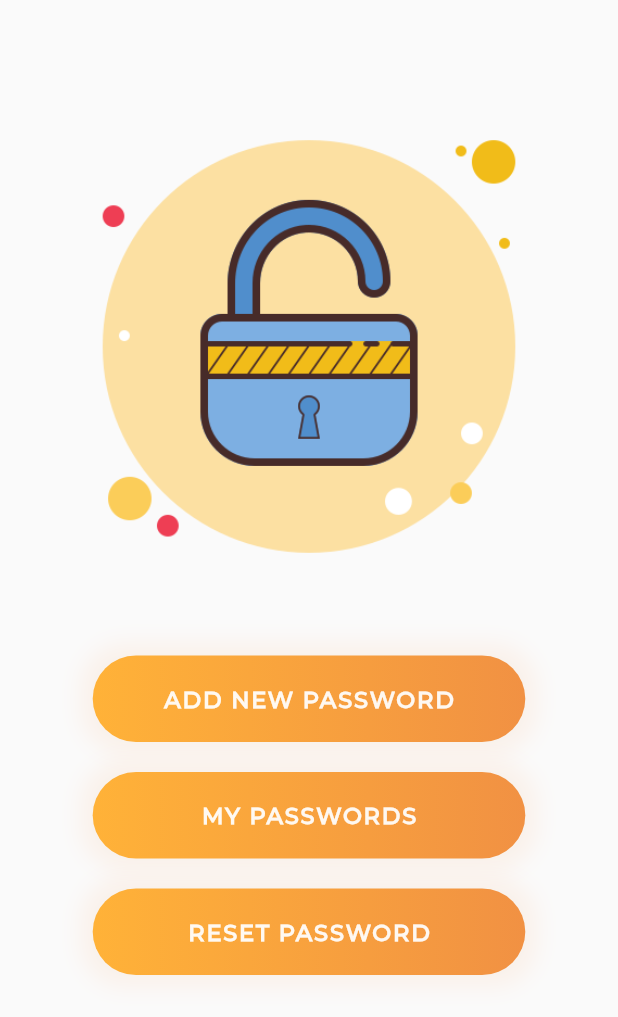
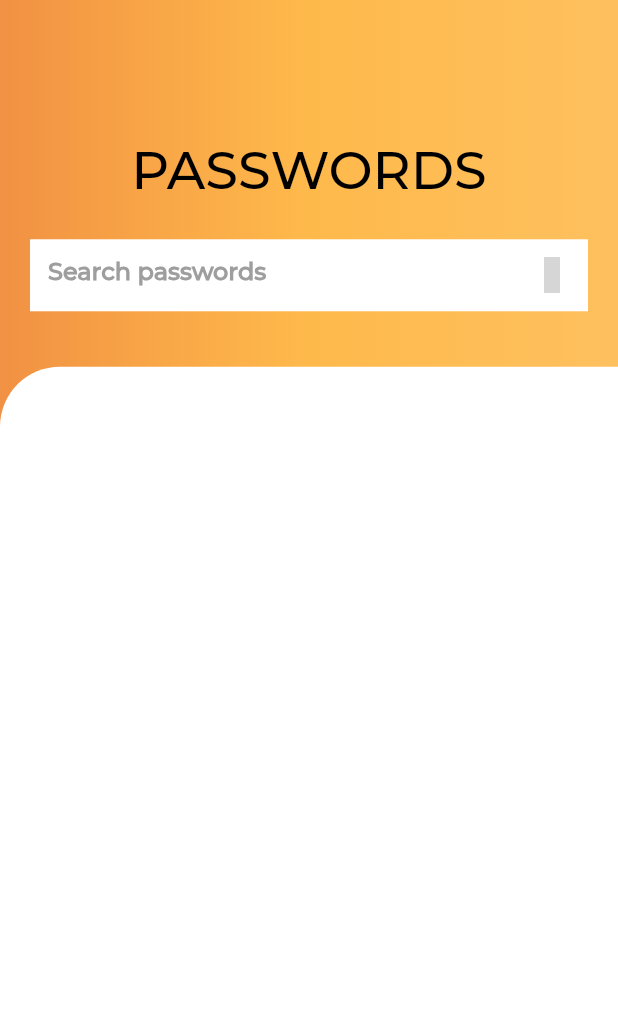
Before and after one commit to SaskarKhadka/Password-Manager, a Flutter app: the screen it shows after launch, after a tap on "MY PASSWORDS", on a phone screen of 412 x 824 dp. Shown: the top 1017 px of the screen. Run offline on Flutter 3.47's test engine with Material 2 defaults, Android fonts, the light colour scheme and no system bars; our stand-ins replace eva_icons_flutter, hive, hive_flutter; accounts and stored records are empty; grey boxes are pictures that could not be loaded.

Commit message:
added database

```diff
--- /dev/null
+++ b/lib/database/databaseHandler.dart
@@ -0,0 +1,18 @@
+import 'package:hive/hive.dart';
+
+class DatabaseHandler {
+  // static late Box box;
+
+  static Box get getBox {
+    return Hive.box("userData");
+  }
+
+  static addData(Map data) {
+    final box = getBox;
+    box.put(data["website"], [data]);
+  }
+
+  static getData(String key) {}
+  static updateData(Map data) {}
+  static removeData(Map data) {}
+}
--- a/lib/main.dart
+++ b/lib/main.dart
@@ -1,9 +1,14 @@
 import 'package:flutter/material.dart';
 import 'package:password_manager/addNewPassword.dart';
-import 'package:password_manager/customButton.dart';
+import 'package:hive/hive.dart';
+import 'package:hive_flutter/hive_flutter.dart';
+import 'package:password_manager/database/databaseHandler.dart';
 import 'welcomeScreen.dart';
 
-void main() {
+void main() async {
+  WidgetsFlutterBinding.ensureInitialized();
+  await Hive.initFlutter();
+  await Hive.openBox("userData");
   runApp(PasswordManager());
 }
 
--- a/lib/myPasswords.dart
+++ b/lib/myPasswords.dart
@@ -0,0 +1,279 @@
+import 'package:eva_icons_flutter/eva_icons_flutter.dart';
+import 'package:flutter/material.dart';
+import 'package:flutter/services.dart';
+import 'package:password_manager/database/databaseHandler.dart';
+import 'package:hive_flutter/hive_flutter.dart';
+
+class MyPasswords extends StatefulWidget {
+  const MyPasswords({Key? key}) : super(key: key);
+
+  @override
+  _MyPasswordsState createState() => _MyPasswordsState();
+}
+
+class _MyPasswordsState extends State<MyPasswords> {
+  @override
+  Widget build(BuildContext context) {
+    Size size = MediaQuery.of(context).size;
+    return Scaffold(
+      // appBar: AppBar(
+      //   shadowColor: Colors.transparent,
+      //   title: Text(
+      //     "PASSWORDS",
+      //     textAlign: TextAlign.center,
+      //     style: TextStyle(
+      //       fontSize: 30.0,
+      //       fontFamily: "Montserrat",
+      //       color: Colors.black,
+      //     ),
+      //   ),
+      //   toolbarHeight: 60,
+      //   centerTitle: true,
+      //   // backgroundColor: Color(0xffFCA33B),
+      //   backgroundColor: Colors.transparent,
+      // ),
+      // backgroundColor: Color(0xffFFB238),
+      // backgroundColor: Color(0xff0d0907),
+      // body: Stack(
+      //   children: [
+      body: Container(
+        decoration: BoxDecoration(
+          gradient: LinearGradient(colors: [
+            Color(0xffF19143),
+            // Color(0xffFFB238),
+            Color(0xffFFB238).withOpacity(0.9),
+            Color(0xffFFB238).withOpacity(0.8),
+          ]),
+        ),
+        child: Column(
+          children: [
+            Container(
+              padding: EdgeInsets.only(
+                top: 30.0,
+                bottom: 20.0,
+                left: 20.0,
+                right: 20.0,
+              ),
+              margin: EdgeInsets.only(
+                top: size.height * 0.075,
+              ),
+              // color: Color(),
+              child: Column(
+                mainAxisAlignment: MainAxisAlignment.start,
+                crossAxisAlignment: CrossAxisAlignment.center,
+                children: [
+                  Text(
+                    "PASSWORDS",
+                    // textAlign: TextAlign.center,
+                    style: TextStyle(
+                      fontSize: 35.0,
+                      fontFamily: "Montserrat",
+                      // color: Color(0xffFCA33B),
+                      color: Colors.black,
+                    ),
+                  ),
+                  // Hero(
+                  //   tag: "mainLogo",
+                  //   child: Image.asset(
+                  //     "images/lock2.png",
+                  //     height: size.height * 0.2,
+                  //     width: size.width * 0.4,
+                  //   ),
+                  // ),
+                  SizedBox(
+                    height: size.height * 0.03,
+                  ),
+                  Container(
+                    height: 55,
+                    child: TextField(
+                      style: TextStyle(
+                        fontSize: 16.0,
+                        fontWeight: FontWeight.w700,
+                        fontFamily: 'Montserrat',
+                        color: Colors.black,
+                      ),
+                      cursorColor: Colors.black,
+                      decoration: InputDecoration(
+                        hintText: "Search passwords",
+                        hintStyle: TextStyle(
+                          color: Colors.grey,
+                        ),
+                        filled: true,
+                        fillColor: Colors.white,
+                        suffixIcon: GestureDetector(
+                          onTap: () {},
+                          child: Padding(
+                            padding: const EdgeInsets.all(8.0),
+                            child: Icon(
+                              EvaIcons.search,
+                              // color: Color(0xffFCA33B),
+                              color: Colors.black,
+                            ),
+                          ),
+                        ),
+                        border: InputBorder.none,
+                        // focusedBorder: OutlineInputBorder(
+                        //   borderRadius: BorderRadius.circular(10.0),
+                        //   borderSide: BorderSide(
+                        //     // color: Color(0xffFCA33B),
+                        //     color: Colors.black,
+                        //     width: 2.0,
+                        //     style: BorderStyle.none,
+                        //   ),
+                        // ),
+                        // enabledBorder: OutlineInputBorder(
+                        //   borderRadius: BorderRadius.circular(10.0),
+                        //   borderSide: BorderSide(
+                        //     // color: Color(0xffFCA33B),
+                        //     color: Colors.black,
+                        //     width: 1.5,
+                        //     style: BorderStyle.none,
+                        //   ),
+                        // ),
+                      ),
+                    ),
+                  ),
+                ],
+              ),
+            ),
+            Expanded(
+              child: Container(
+                margin: EdgeInsets.only(top: 10.0),
+                decoration: BoxDecoration(
+                  color: Colors.white,
+                  borderRadius: BorderRadius.only(
+                    // topRight: Radius.circular(40.0),
+                    topLeft: Radius.circular(40.0),
+                  ),
+                ),
+                child: ValueListenableBuilder(
+                  valueListenable: DatabaseHandler.getBox.listenable(),
+                  builder: (context, Box box, _) {
+                    List data = box.values.toList().cast<List>();
+                    return ListView.builder(
+                      physics: NeverScrollableScrollPhysics(),
+                      padding: EdgeInsets.only(
+                        top: 35.0,
+                      ),
+                      itemCount: data.length,
+                      itemBuilder: (context, index) {
+                        return GestureDetector(
+                          onTap: () {},
+                          child: Container(
+                            // Color(0xffFFB238),
+                            // Color(0xffF19143),
+                            margin: EdgeInsets.only(
+                              bottom: 25.0,
+                              left: 20.0,
+                              right: 20.0,
+                            ),
+                            padding: EdgeInsets.only(
+                              right: 10.0,
+                              left: 5.0,
+                            ),
+                            height: size.height * 0.1,
+                            decoration: BoxDecoration(
+                              borderRadius: BorderRadius.circular(10.0),
+                              // color: Color(0xff0d0907).withOpacity(0.9),
+                              // color: Colors.white,
+                              color: Color(0xffFCA33B).withOpacity(0.9),
+                              boxShadow: [
+                                BoxShadow(
+                                  color: Colors.black.withOpacity(0.15),
+                                  spreadRadius: 1,
+                                  blurRadius: 10,
+                                  offset: Offset(5, 10),
+                                ),
+                              ],
+                              gradient: LinearGradient(colors: [
+                                Color(0xffF19143),
+                                // Color(0xffFFB238),
+                                Color(0xffFFB238).withOpacity(0.9),
+                                Color(0xffFFB238).withOpacity(0.8),
+                                // Color(0xffFFB238),
+                              ]),
+                            ),
+                            child: Row(
+                              mainAxisAlignment: MainAxisAlignment.spaceBetween,
+                              children: [
+                                Padding(
+                                  padding: const EdgeInsets.only(left: 8.0),
+                                  child: CircleAvatar(
+                                    radius: 28.0,
+                                    backgroundColor: Colors.white,
+                                    child: Image.asset(
+                                      "images/lock2.png",
+                                      height: size.height * 0.2,
+                                      width: size.width * 0.3,
+                                    ),
+                                  ),
+                                ),
+                                // Container(
+                                //   margin: EdgeInsets.all(10.0),
+                                //   child: Container(
+                                //     child: SizedBox(
+                                //       width: 10.0,
+                                //     ),
+                                //   ),
+                                // ),
+                                Padding(
+                                  padding: const EdgeInsets.only(
+                                    top: 20.0,
+                                    bottom: 20.0,
+                                    right: 10.0,
+                                  ),
+                                  child: Column(
+                                    crossAxisAlignment:
+                                        CrossAxisAlignment.start,
+                                    children: [
+                                      Text(
+                                        "${data[index][0]["website"].toUpperCase()}",
+                                        style: TextStyle(
+                                          fontSize: 25.0,
+                                          color: Colors.black,
+                                          fontFamily: "Montserrat",
+                                        ),
+                                      ),
+                                      //   Text(
+                                      //     "${data[index][0]["password"]}",
+                                      //     style: TextStyle(
+                                      //       fontSize: 16.0,
+                                      //       color: Colors.white,
+                                      //       fontFamily: "Montserrat",
+                                      //     ),
+                                      //   ),
+                                    ],
+                                  ),
+                                ),
+                                IconButton(
+                                  onPressed: () {
+                                    Clipboard.setData(
+                                      ClipboardData(
+                                        text: data[index][0]["password"],
+                                      ),
+                                    );
+                                  },
+                                  icon: Icon(
+                                    Icons.copy,
+                                    color: Colors.black,
+                                  ),
+                                ),
+                              ],
+                            ),
+                          ),
+                        );
+                      },
+                    );
+                  },
+                ),
+              ),
+            ),
+          ],
+        ),
+      ),
+
+      //   ],
+      // ),
+    );
+  }
+}
--- a/lib/welcomeScreen.dart
+++ b/lib/welcomeScreen.dart
@@ -1,7 +1,9 @@
 import 'package:flutter/material.dart';
+import 'package:hive/hive.dart';
 import 'package:password_manager/constants/constants.dart';
 import 'package:password_manager/addNewPassword.dart';
 import 'package:password_manager/customButton.dart';
+import 'package:password_manager/myPasswords.dart';
 
 class WelcomeScreen extends StatefulWidget {
   const WelcomeScreen({Key? key}) : super(key: key);
@@ -12,6 +14,12 @@ class WelcomeScreen extends StatefulWidget {
 }
 
 class _WelcomeScreenState extends State<WelcomeScreen> {
+  @override
+  void dispose() {
+    Hive.close();
+    super.dispose();
+  }
+
   @override
   Widget build(BuildContext context) {
     Size size = MediaQuery.of(context).size;
@@ -58,7 +66,14 @@ class _WelcomeScreenState extends State<WelcomeScreen> {
                 ),
                 child: Center(
                   child: CustomButton(
-                    onPressed: () {},
+                    onPressed: () {
+                      Navigator.push(
+                        context,
+                        MaterialPageRoute(
+                          builder: (context) => MyPasswords(),
+                        ),
+                      );
+                    },
                     buttonContent:
                         Text("MY PASSWORDS", style: kButtonContentTextStye),
                     width: size.width * 0.7,
--- a/pubspec.yaml
+++ b/pubspec.yaml
@@ -28,10 +28,15 @@ dependencies:
   # Use with the CupertinoIcons class for iOS style icons.
   cupertino_icons: ^1.0.2
   eva_icons_flutter: ^3.0.2
+  hive: ^2.0.4
+  hive_flutter: ^1.1.0
 
 dev_dependencies:
   flutter_test:
     sdk: flutter
+
+  build_runner: ^2.1.5
+  hive_generator: ^1.1.1
 
 # For information on the generic Dart part of this file, see the
 # following page: https://dart.dev/tools/pub/pubspec
@@ -47,6 +52,7 @@ flutter:
   # To add assets to your application, add an assets section, like this:
   assets:
     - images/lock2.png
+    - images/logo.png
     - assets/data.json
 
   # An image asset can refer to one or more resolution-specific "variants", see
```
Also changed, not shown: lib/addNewPassword.dart (+32 -1 lines), images/logo.png (added), pubspec.lock, 1 other file.
